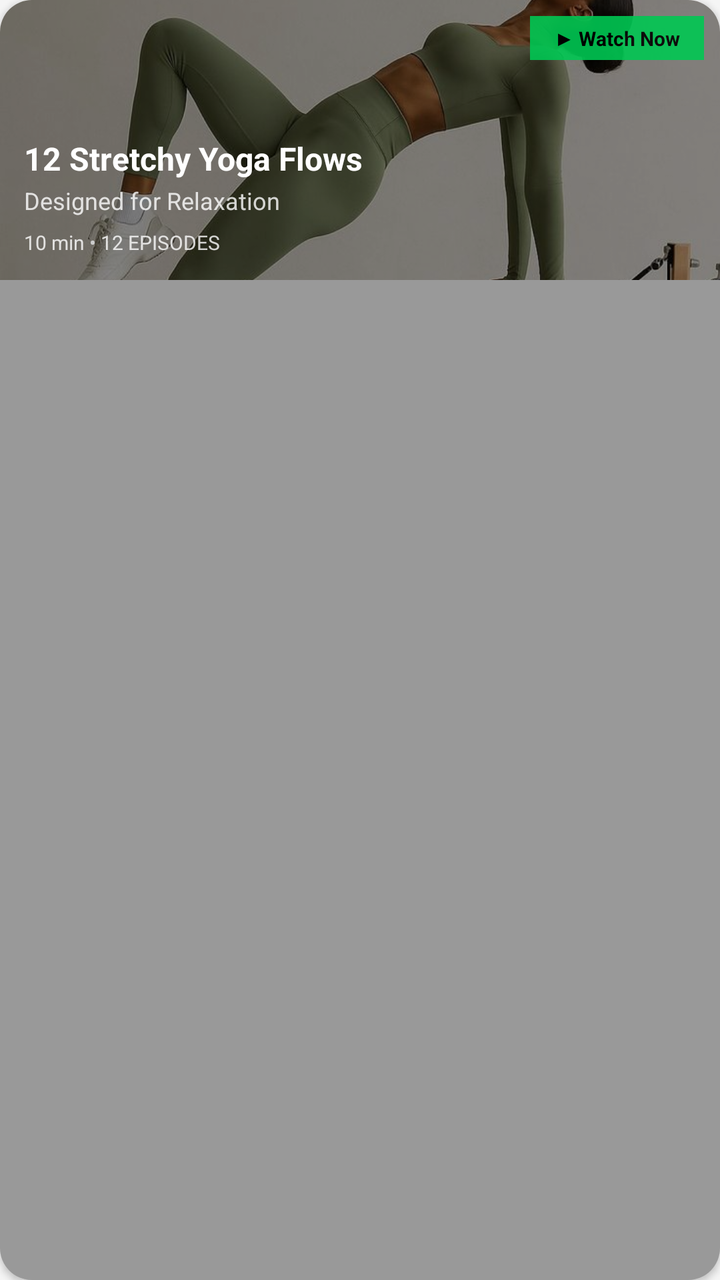
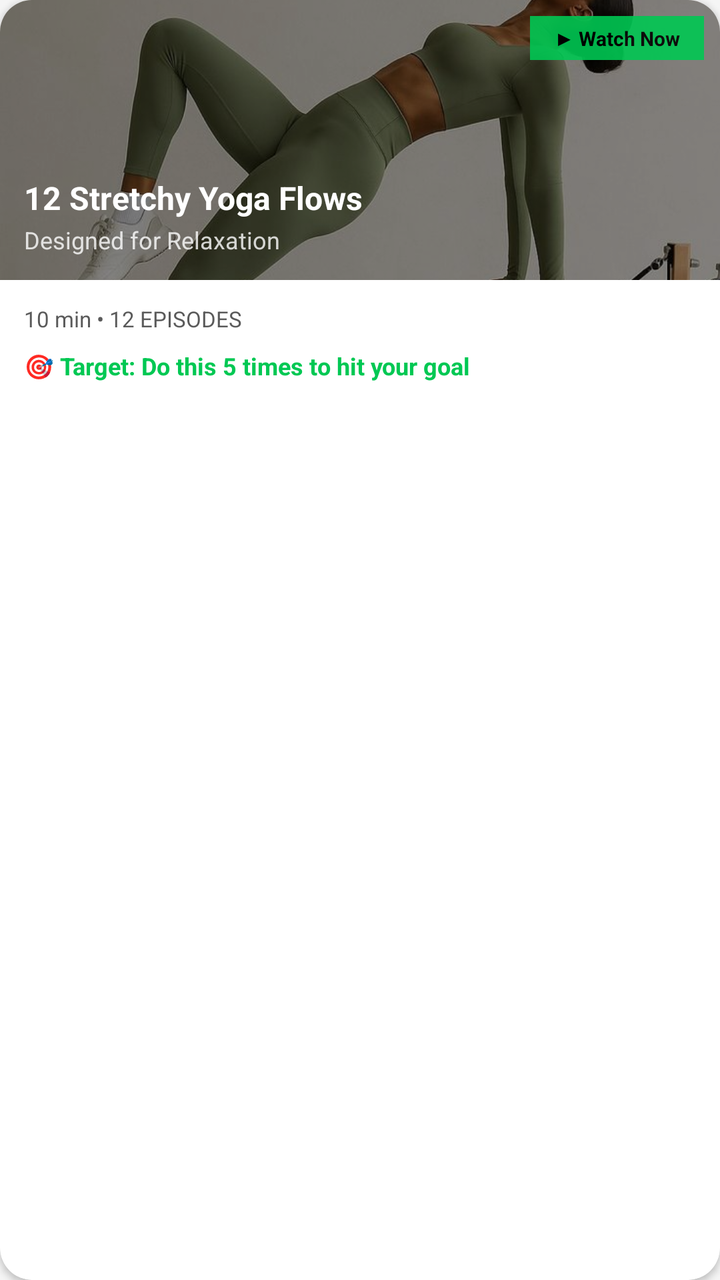

Screens rendered from an Android XML layout before and after an edit, with the pre-edit source and the edit as a unified diff.
<!-- AndroidManifest.xml: application theme Theme.FitnessApp -->
<!-- res/layout/item_workout_program.xml -->
<?xml version="1.0" encoding="utf-8"?>
<androidx.cardview.widget.CardView xmlns:android="http://schemas.android.com/apk/res/android"
    xmlns:app="http://schemas.android.com/apk/res-auto"
    android:layout_width="200dp"
    android:layout_height="wrap_content"
    android:layout_marginEnd="12dp"
    app:cardCornerRadius="16dp"
    app:cardBackgroundColor="@color/surface"
    android:clickable="true"
    android:focusable="true"
    android:foreground="?android:attr/selectableItemBackground"
    android:elevation="2dp">

    <FrameLayout
        android:layout_width="match_parent"
        android:layout_height="wrap_content">

        
        <ImageView
            android:id="@+id/ivProgramIcon"
            android:layout_width="match_parent"
            android:layout_height="140dp"
            android:scaleType="centerCrop"
            android:src="@drawable/act_pilates" />

        
        <View
            android:layout_width="match_parent"
            android:layout_height="match_parent"
            android:background="#66000000" />

        
        <LinearLayout
            android:layout_width="match_parent"
            android:layout_height="140dp"
            android:orientation="vertical"
            android:gravity="bottom"
            android:padding="12dp">

            <TextView
                android:id="@+id/tvProgramTitle"
                android:layout_width="wrap_content"
                android:layout_height="wrap_content"
                android:text="12 Stretchy Yoga Flows"
                android:textSize="16sp"
                android:textStyle="bold"
                android:textColor="#FFFFFF"
                android:maxLines="2" />

            <TextView
                android:id="@+id/tvProgramDescription"
                android:layout_width="wrap_content"
                android:layout_height="wrap_content"
                android:text="Designed for Relaxation"
                android:textSize="12sp"
                android:textColor="#CCFFFFFF"
                android:layout_marginTop="2dp" />

            <LinearLayout
                android:layout_width="wrap_content"
                android:layout_height="wrap_content"
                android:layout_marginTop="6dp"
                android:orientation="horizontal">

                <TextView
                    android:id="@+id/tvProgramDuration"
                    android:layout_width="wrap_content"
                    android:layout_height="wrap_content"
                    android:text="10 min"
                    android:textSize="10sp"
                    android:textColor="#CCFFFFFF" />

                <TextView
                    android:layout_width="wrap_content"
                    android:layout_height="wrap_content"
                    android:text=" • "
                    android:textSize="10sp"
                    android:textColor="#CCCCCC" />

                <TextView
                    android:id="@+id/tvProgramEpisodes"
                    android:layout_width="wrap_content"
                    android:layout_height="wrap_content"
                    android:text="12 EPISODES"
                    android:textSize="10sp"
                    android:textColor="#CCFFFFFF" />
            </LinearLayout>

        </LinearLayout>

        
        <TextView
            android:layout_width="wrap_content"
            android:layout_height="wrap_content"
            android:layout_gravity="top|end"
            android:layout_margin="8dp"
            android:background="@color/primary"
            android:paddingStart="12dp"
            android:paddingEnd="12dp"
            android:paddingTop="4dp"
            android:paddingBottom="4dp"
            android:text="▶ Watch Now"
            android:textSize="10sp"
            android:textColor="#000000"
            android:textStyle="bold"
            android:alpha="0.9" />

    </FrameLayout>
</androidx.cardview.widget.CardView>
<!-- resources referenced by this layout -->
<resources>
  <color name="primary">#00C853</color>
  <color name="surface">#FFFFFF</color>
  <!-- drawable act_pilates: jpg bitmap (drawable, 52467 bytes) -->
  <style name="Theme.FitnessApp" parent="Theme.MaterialComponents.Light.NoActionBar">
          <item name="colorPrimary">@color/primary</item>
          <item name="colorPrimaryVariant">@color/primary_dark</item>
          <item name="colorOnPrimary">@color/background</item>
          <item name="colorSecondary">@color/secondary</item>
          <item name="colorSecondaryVariant">@color/secondary</item>
          <item name="colorOnSecondary">@color/text_primary</item>
          <item name="android:statusBarColor">@color/background</item>
          <item name="android:windowLightStatusBar">true</item>
          <item name="android:windowBackground">@color/background</item>
          <item name="materialThemeOverlay">@style/ThemeOverlay.FitnessApp.Light</item>
      </style>
  <color name="primary_dark">#009624</color>
  <color name="background">#F5F5F5</color>
  <color name="secondary">#FF6584</color>
  <color name="text_primary">#1A1A1A</color>
  <style name="ThemeOverlay.FitnessApp.Light" parent="ThemeOverlay.MaterialComponents.Light">
          <item name="colorSurface">@color/surface</item>
          <item name="colorOnSurface">@color/text_primary</item>
          <item name="colorError">@color/error</item>
      </style>
  <color name="error">#D32F2F</color>
</resources>

<!-- the commit's change to res/layout/item_workout_program.xml (unified diff, before → after) -->
@@ -4,6 +4,7 @@
     android:layout_width="200dp"
     android:layout_height="wrap_content"
     android:layout_marginEnd="12dp"
+    android:layout_marginBottom="8dp"
     app:cardCornerRadius="16dp"
     app:cardBackgroundColor="@color/surface"
     android:clickable="true"
@@ -11,99 +12,123 @@
     android:foreground="?android:attr/selectableItemBackground"
     android:elevation="2dp">
 
-    <FrameLayout
+    <LinearLayout
         android:layout_width="match_parent"
-        android:layout_height="wrap_content">
+        android:layout_height="wrap_content"
+        android:orientation="vertical">
 
-        
-        <ImageView
-            android:id="@+id/ivProgramIcon"
+        <FrameLayout
             android:layout_width="match_parent"
-            android:layout_height="140dp"
-            android:scaleType="centerCrop"
-            android:src="@drawable/act_pilates" />
+            android:layout_height="140dp">
 
-        
-        <View
-            android:layout_width="match_parent"
-            android:layout_height="match_parent"
-            android:background="#66000000" />
+            
+            <ImageView
+                android:id="@+id/ivProgramIcon"
+                android:layout_width="match_parent"
+                android:layout_height="match_parent"
+                android:scaleType="centerCrop"
+                android:src="@drawable/act_pilates" />
+
+            
+            <View
+                android:layout_width="match_parent"
+                android:layout_height="match_parent"
+                android:background="#66000000" />
+
+            
+            <TextView
+                android:layout_width="wrap_content"
+                android:layout_height="wrap_content"
+                android:layout_gravity="top|end"
+                android:layout_margin="8dp"
+                android:background="@color/primary"
+                android:paddingStart="12dp"
+                android:paddingEnd="12dp"
+                android:paddingTop="4dp"
+                android:paddingBottom="4dp"
+                android:text="▶ Watch Now"
+                android:textSize="10sp"
+                android:textColor="#000000"
+                android:textStyle="bold"
+                android:alpha="0.9" />
+
+            
+            <LinearLayout
+                android:layout_width="match_parent"
+                android:layout_height="match_parent"
+                android:orientation="vertical"
+                android:gravity="bottom"
+                android:padding="12dp">
+
+                <TextView
+                    android:id="@+id/tvProgramTitle"
+                    android:layout_width="match_parent"
+                    android:layout_height="wrap_content"
+                    android:text="12 Stretchy Yoga Flows"
+                    android:textSize="16sp"
+                    android:textStyle="bold"
+                    android:textColor="#FFFFFF"
+                    android:maxLines="2" />
+
+                <TextView
+                    android:id="@+id/tvProgramDescription"
+                    android:layout_width="match_parent"
+                    android:layout_height="wrap_content"
+                    android:text="Designed for Relaxation"
+                    android:textSize="12sp"
+                    android:textColor="#CCFFFFFF"
+                    android:layout_marginTop="2dp" />
+            </LinearLayout>
+        </FrameLayout>
 
         
         <LinearLayout
             android:layout_width="match_parent"
-            android:layout_height="140dp"
+            android:layout_height="wrap_content"
             android:orientation="vertical"
-            android:gravity="bottom"
             android:padding="12dp">
 
-            <TextView
-                android:id="@+id/tvProgramTitle"
-                android:layout_width="wrap_content"
+            
+            <LinearLayout
+                android:layout_width="match_parent"
                 android:layout_height="wrap_content"
-                android:text="12 Stretchy Yoga Flows"
-                android:textSize="16sp"
-                android:textStyle="bold"
-                android:textColor="#FFFFFF"
-                android:maxLines="2" />
-
-            <TextView
-                android:id="@+id/tvProgramDescription"
-                android:layout_width="wrap_content"
-                android:layout_height="wrap_content"
-                android:text="Designed for Relaxation"
-                android:textSize="12sp"
-                android:textColor="#CCFFFFFF"
-                android:layout_marginTop="2dp" />
-
-            <LinearLayout
-                android:layout_width="wrap_content"
-                android:layout_height="wrap_content"
-                android:layout_marginTop="6dp"
-                android:orientation="horizontal">
+                android:orientation="horizontal"
+                android:gravity="center_vertical">
 
                 <TextView
                     android:id="@+id/tvProgramDuration"
                     android:layout_width="wrap_content"
                     android:layout_height="wrap_content"
                     android:text="10 min"
-                    android:textSize="10sp"
-                    android:textColor="#CCFFFFFF" />
+                    android:textSize="11sp"
+                    android:textColor="@color/text_secondary" />
 
                 <TextView
                     android:layout_width="wrap_content"
                     android:layout_height="wrap_content"
                     android:text=" • "
-                    android:textSize="10sp"
-                    android:textColor="#CCCCCC" />
+                    android:textSize="11sp"
+                    android:textColor="@color/text_secondary" />
 
                 <TextView
                     android:id="@+id/tvProgramEpisodes"
                     android:layout_width="wrap_content"
                     android:layout_height="wrap_content"
                     android:text="12 EPISODES"
-                    android:textSize="10sp"
-                    android:textColor="#CCFFFFFF" />
+                    android:textSize="11sp"
+                    android:textColor="@color/text_secondary" />
             </LinearLayout>
 
+            
+            <TextView
+                android:id="@+id/tvProgramTargetInstruction"
+                android:layout_width="match_parent"
+                android:layout_height="wrap_content"
+                android:layout_marginTop="8dp"
+                android:text="🎯 Target: Do this 5 times to hit your goal"
+                android:textColor="@color/primary"
+                android:textSize="12sp"
+                android:textStyle="bold" />
         </LinearLayout>
-
-        
-        <TextView
-            android:layout_width="wrap_content"
-            android:layout_height="wrap_content"
-            android:layout_gravity="top|end"
-            android:layout_margin="8dp"
-            android:background="@color/primary"
-            android:paddingStart="12dp"
-            android:paddingEnd="12dp"
-            android:paddingTop="4dp"
-            android:paddingBottom="4dp"
-            android:text="▶ Watch Now"
-            android:textSize="10sp"
-            android:textColor="#000000"
-            android:textStyle="bold"
-            android:alpha="0.9" />
-
-    </FrameLayout>
+    </LinearLayout>
 </androidx.cardview.widget.CardView>
<!-- resource entries referenced after the edit -->
@@ -2,6 +2,7 @@
 <resources>
   <color name="primary">#00C853</color>
   <color name="surface">#FFFFFF</color>
+  <color name="text_secondary">#5A5A5A</color>
   <!-- drawable act_pilates: jpg bitmap (drawable, 52467 bytes) -->
   <style name="Theme.FitnessApp" parent="Theme.MaterialComponents.Light.NoActionBar">
           <item name="colorPrimary">@color/primary</item>
